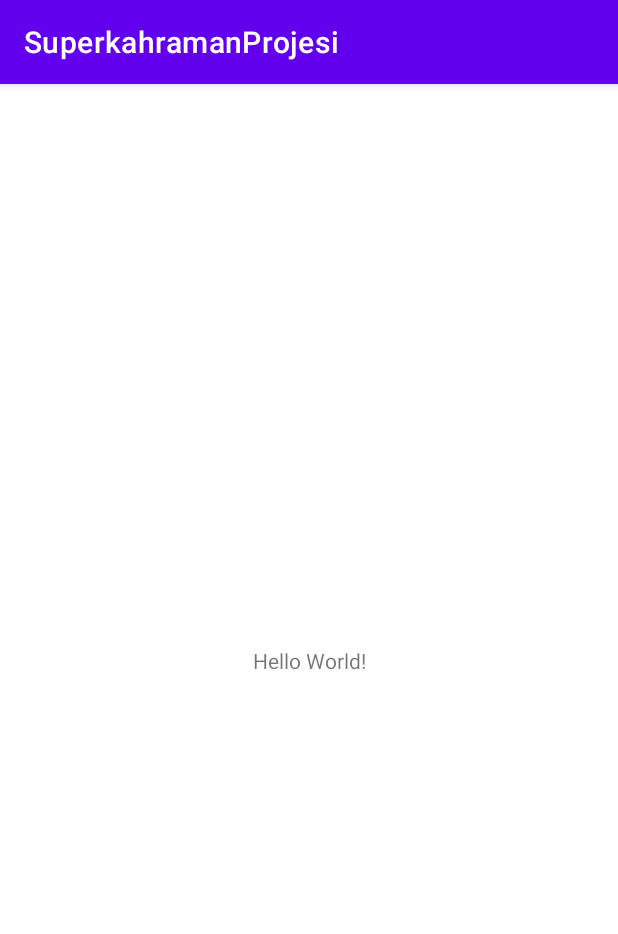
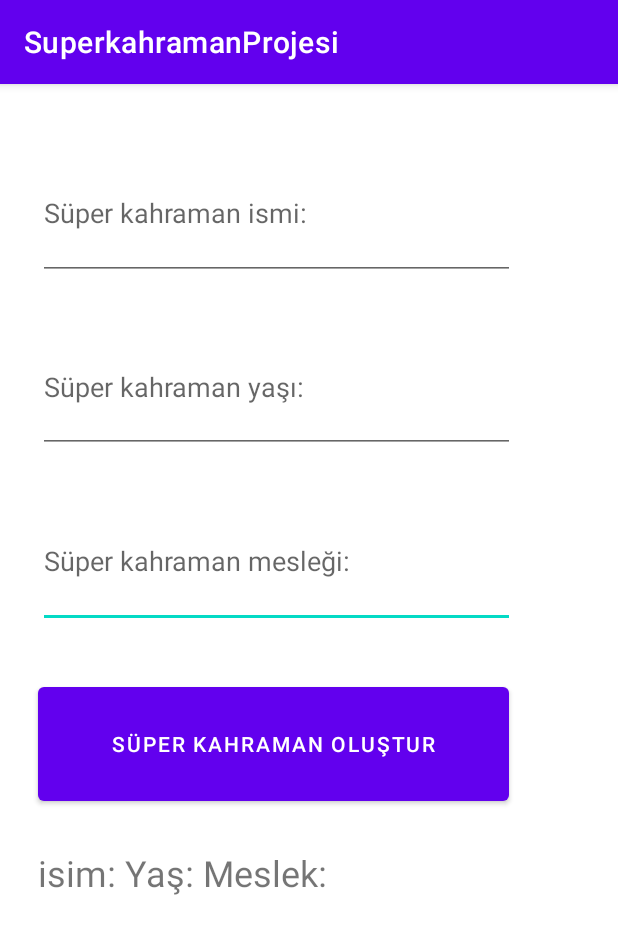
Before and after one commit to ismailcanvarli/AndroidExamples, an Android app: the screen it shows after launch (MainActivity), on a phone screen of 412 x 824 dp. Shown: the top 934 px of the screen. Run offline under Robolectric (Android 15) with nearby library versions, the phone set to English and light mode, and no system bars.

Commit message:
Süper kahraman projesi (Girdi alıp değer döndür)

```diff
--- a/SuperkahramanProjesi/app/src/main/java/com/canvarli/superkahramanprojesi/MainActivity.kt
+++ b/SuperkahramanProjesi/app/src/main/java/com/canvarli/superkahramanprojesi/MainActivity.kt
@@ -2,10 +2,41 @@ package com.canvarli.superkahramanprojesi
 
 import androidx.appcompat.app.AppCompatActivity
 import android.os.Bundle
+import android.view.View
+import kotlinx.android.synthetic.main.activity_main.*
 
 class MainActivity : AppCompatActivity() {
+    var numara = 0
+    private var isim = ""
+    private var yas : Int? = null
+    private var meslek = ""
+
     override fun onCreate(savedInstanceState: Bundle?) {
         super.onCreate(savedInstanceState)
         setContentView(R.layout.activity_main)
+        //Scope - Kapsam
+        numara = 5
+
+    }
+
+    fun superKahramanYap(view : View){
+        numara = 10
+
+        //İnput kısmında yazılanları alıyoruz ve onları istenilen veri tipine dönüştürüp
+        //işlemimize devam ediyoruz.
+        isim = isimText.text.toString()
+        yas = yasText.text.toString().toIntOrNull() //İnt'e çeviremezse null olarak yazacak.
+        meslek = meslekText.text.toString()
+
+
+        if (yas == null) {
+            sonucText.text = "Doğru Yaşı Giriniz"
+        } else {
+            val superkahraman = SuperKahraman(isim,yas!!,meslek)
+
+            sonucText.text = "İsim: ${superkahraman.isim} Yaş: ${superkahraman.yas} " +
+                                "Meslek: ${superkahraman.meslek}"
+        }
+
     }
 }
--- /dev/null
+++ b/SuperkahramanProjesi/app/src/main/java/com/canvarli/superkahramanprojesi/SuperKahraman.kt
@@ -0,0 +1,5 @@
+package com.canvarli.superkahramanprojesi
+
+class SuperKahraman(var isim: String, var yas: Int, var meslek: String) {
+
+}
--- a/SuperkahramanProjesi/app/src/main/res/layout/activity_main.xml
+++ b/SuperkahramanProjesi/app/src/main/res/layout/activity_main.xml
@@ -6,13 +6,63 @@
     android:layout_height="match_parent"
     tools:context=".MainActivity">
 
-    <TextView
-        android:layout_width="wrap_content"
-        android:layout_height="wrap_content"
-        android:text="Hello World!"
-        app:layout_constraintBottom_toBottomOf="parent"
-        app:layout_constraintEnd_toEndOf="parent"
-        app:layout_constraintStart_toStartOf="parent"
+    <EditText
+        android:id="@+id/meslekText"
+        android:layout_width="318dp"
+        android:layout_height="0dp"
+        android:layout_marginBottom="33dp"
+        android:ems="10"
+        android:hint="Süper kahraman mesleği:  "
+        android:inputType="textPersonName"
+        app:layout_constraintBottom_toTopOf="@+id/button"
+        app:layout_constraintStart_toStartOf="@+id/button"
+        app:layout_constraintTop_toBottomOf="@+id/yasText" />
+
+    <EditText
+        android:id="@+id/yasText"
+        android:layout_width="318dp"
+        android:layout_height="0dp"
+        android:layout_marginBottom="28dp"
+        android:ems="10"
+        android:hint="Süper kahraman yaşı:  "
+        android:inputType="textPersonName"
+        app:layout_constraintBottom_toTopOf="@+id/meslekText"
+        app:layout_constraintStart_toStartOf="@+id/meslekText"
+        app:layout_constraintTop_toBottomOf="@+id/isimText" />
+
+    <EditText
+        android:id="@+id/isimText"
+        android:layout_width="318dp"
+        android:layout_height="0dp"
+        android:layout_marginTop="42dp"
+        android:layout_marginBottom="27dp"
+        android:ems="10"
+        android:hint="Süper kahraman ismi: "
+        android:inputType="textPersonName"
+        app:layout_constraintBottom_toTopOf="@+id/yasText"
+        app:layout_constraintStart_toStartOf="@+id/yasText"
         app:layout_constraintTop_toTopOf="parent" />
 
+    <Button
+        android:id="@+id/button"
+        android:layout_width="314dp"
+        android:layout_height="0dp"
+        android:layout_marginBottom="25dp"
+        android:onClick="superKahramanYap"
+        android:text="Süper Kahraman Oluştur"
+        app:layout_constraintBottom_toTopOf="@+id/sonucText"
+        app:layout_constraintStart_toStartOf="@+id/sonucText"
+        app:layout_constraintTop_toBottomOf="@+id/meslekText" />
+
+    <TextView
+        android:id="@+id/sonucText"
+        android:layout_width="324dp"
+        android:layout_height="0dp"
+        android:layout_marginStart="25dp"
+        android:layout_marginBottom="170dp"
+        android:text="isim: Yaş: Meslek: "
+        android:textSize="24sp"
+        app:layout_constraintBottom_toBottomOf="parent"
+        app:layout_constraintStart_toStartOf="parent"
+        app:layout_constraintTop_toBottomOf="@+id/button" />
 </androidx.constraintlayout.widget.ConstraintLayout>
```
